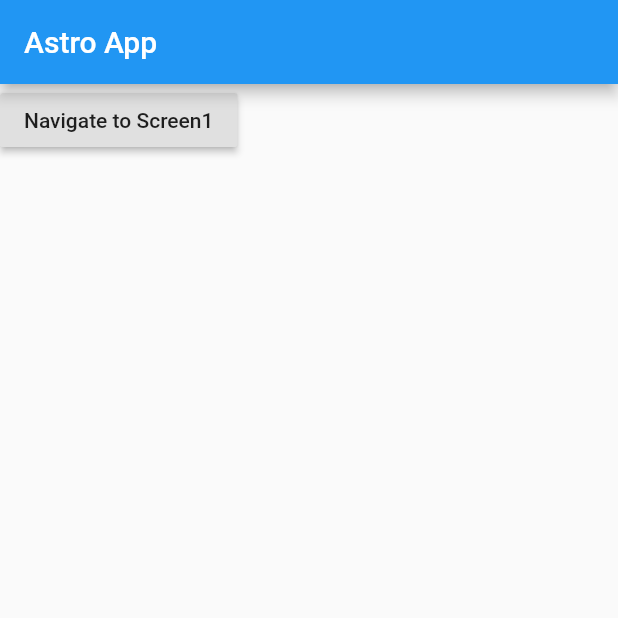
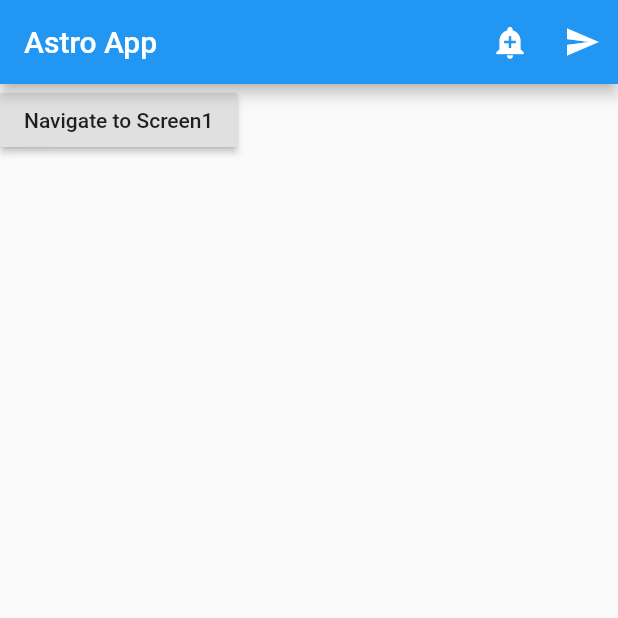
Before and after one commit to sippitechnologies/fluttersdummyapps, a Flutter app: the screen it shows after launch, on a phone screen of 412 x 824 dp, the top half of it. Run offline on Flutter 3.47's test engine with Material 2 defaults, Android fonts, the light colour scheme and no system bars; our stand-ins replace sqflite; accounts and stored records are empty.

Commit message:
Pushed navigation done

```diff
--- /dev/null
+++ b/navigationapp/navigationdemo/lib/differentwaytonavigate/pushednameastroapp.dart
@@ -0,0 +1,55 @@
+import 'package:flutter/material.dart';
+import 'package:navigationdemo/screen1.dart';
+
+class AstroAppPused extends StatelessWidget {
+  @override
+  Widget build(BuildContext context) {
+    return MaterialApp(
+      title: "Asto App",
+      routes: {
+        '/': (context) => AstroHome(),
+        "/second": (context) => Screen1()
+      },
+    );
+  }
+}
+
+class AstroHome extends StatefulWidget {
+  @override
+  _AstroHomeState createState() => _AstroHomeState();
+}
+
+class _AstroHomeState extends State<AstroHome> {
+  @override
+  Widget build(BuildContext context) {
+    return Scaffold(
+      appBar: AppBar(
+        title: Text("Astro App"),
+        actions: [
+          IconButton(
+              icon: const Icon(Icons.add_alert),
+              onPressed: () {
+                Navigator.pushNamed(context, '/second');
+              }),
+          IconButton(
+              icon: const Icon(Icons.send),
+              onPressed: () {
+                ScaffoldMessenger.of(context).showSnackBar(
+                    const SnackBar(content: Text("This is Snackbar")));
+              })
+        ],
+        automaticallyImplyLeading: false,
+      ),
+      body: Column(
+        children: [
+          RaisedButton(
+              onPressed: navigatetoAnother, child: Text("Navigate to Screen1")),
+        ],
+      ),
+    );
+  }
+
+  void navigatetoAnother() {
+    Navigator.pushNamed(context, '/second');
+  }
+}
--- a/navigationapp/navigationdemo/lib/main.dart
+++ b/navigationapp/navigationdemo/lib/main.dart
@@ -1,6 +1,7 @@
 import 'package:flutter/material.dart';
-import 'package:navigationdemo/astroapp.dart';
+import 'package:navigationdemo/differentwaytonavigate/astroapp.dart';
+import 'package:navigationdemo/differentwaytonavigate/pushednameastroapp.dart';
 
 void main() {
-  runApp(AstroApp());
+  runApp(AstroAppPused());
 }
```
Also changed, not shown: navigationapp/navigationdemo/lib/screen1.dart (+6 -2 lines), navigationapp/navigationdemo/lib/differentwaytonavigate/astroapp.dart (renamed from navigationapp/navigationdemo/lib/astroapp.dart).
